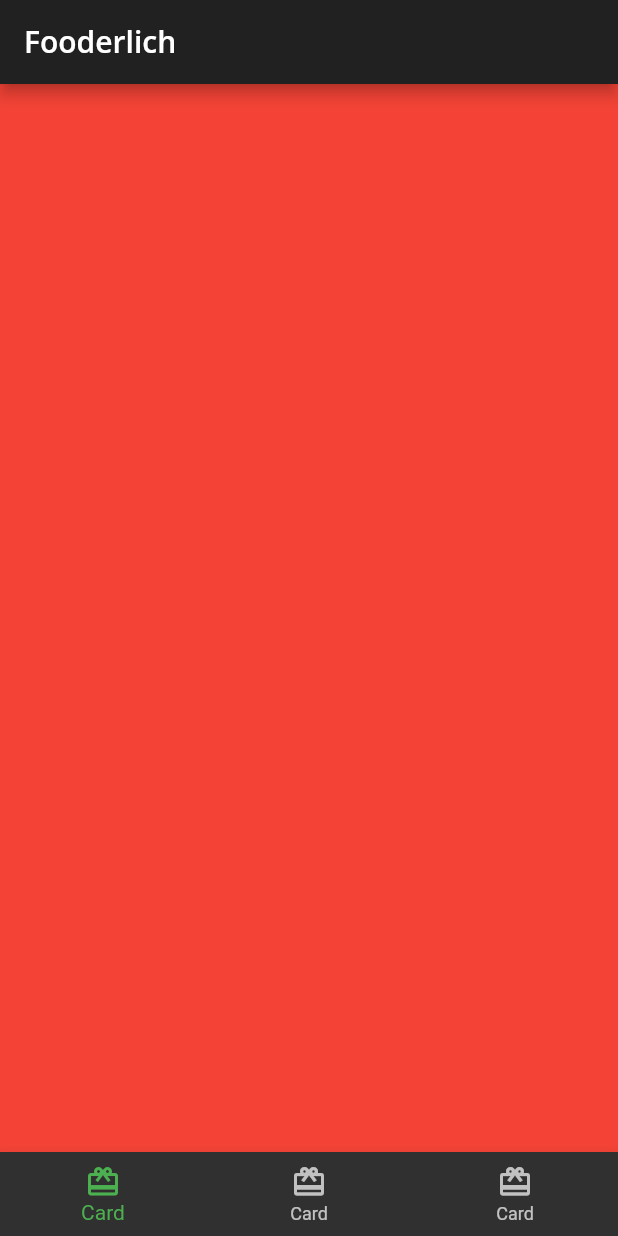
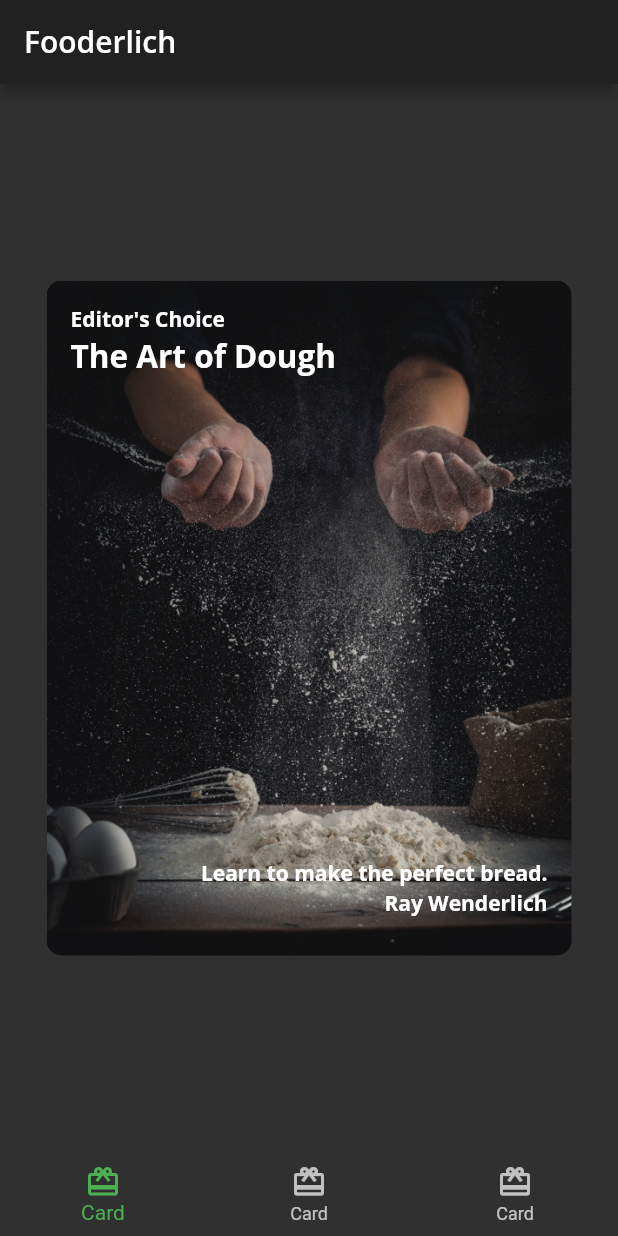
Before and after one commit to morikann/flutter-apprentice-II, a Flutter app: the screen it shows after launch, on a phone screen of 412 x 824 dp. Run offline on Flutter 3.47's test engine with Material 2 defaults, Android fonts, the phone set to English and light mode, and no system bars; our stand-ins replace google_fonts.

Commit message:
Creating Card1

```diff
--- a/lib/card1.dart
+++ b/lib/card1.dart
@@ -0,0 +1,64 @@
+import 'package:flutter/material.dart';
+import 'fooderlich_theme.dart';
+
+class Card1 extends StatelessWidget {
+  const Card1({Key? key}) : super(key: key);
+
+  final String category = 'Editor\'s Choice';
+  final String title = 'The Art of Dough';
+  final String description = 'Learn to make the perfect bread.';
+  final String chef = 'Ray Wenderlich';
+
+  @override
+  Widget build(BuildContext context) {
+    return Center(
+      child: Container(
+        padding: const EdgeInsets.all(16),
+        constraints: const BoxConstraints.expand(
+          width: 350,
+          height: 450,
+        ),
+        decoration: const BoxDecoration(
+          image: DecorationImage(
+            image: AssetImage('assets/mag1.png'),
+            fit: BoxFit.cover,
+          ),
+          borderRadius: BorderRadius.all(
+            Radius.circular(10.0),
+          ),
+        ),
+        child: Stack(
+          children: [
+            Text(
+              category,
+              style: FooderlichTheme.darkTextTheme.bodyText1,
+            ),
+            Positioned(
+              child: Text(
+                title,
+                style: FooderlichTheme.darkTextTheme.headline2,
+              ),
+              top: 20,
+            ),
+            Positioned(
+              child: Text(
+                description,
+                style: FooderlichTheme.darkTextTheme.bodyText1,
+              ),
+              bottom: 30,
+              right: 0,
+            ),
+            Positioned(
+              child: Text(
+                chef,
+                style: FooderlichTheme.darkTextTheme.bodyText1,
+              ),
+              bottom: 10,
+              right: 0,
+            ),
+          ],
+        ),
+      ),
+    );
+  }
+}
--- a/lib/home.dart
+++ b/lib/home.dart
@@ -1,4 +1,5 @@
 import 'package:flutter/material.dart';
+import 'card1.dart';
 
 class Home extends StatefulWidget {
   const Home({Key? key}) : super(key: key);
@@ -11,7 +12,7 @@ class _HomeState extends State<Home> {
   int _selectedIndex = 0;
 
   static List<Widget> pages = [
-    Container(color: Colors.red),
+    const Card1(),
     Container(color: Colors.green),
     Container(color: Colors.blue),
   ];
```
